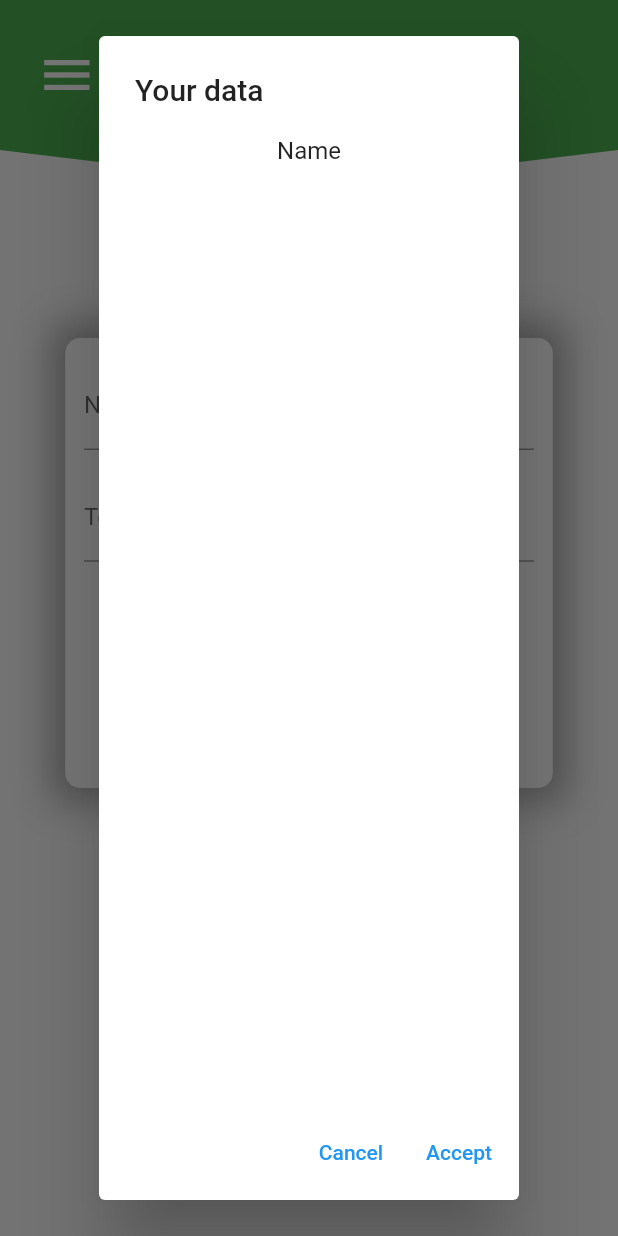
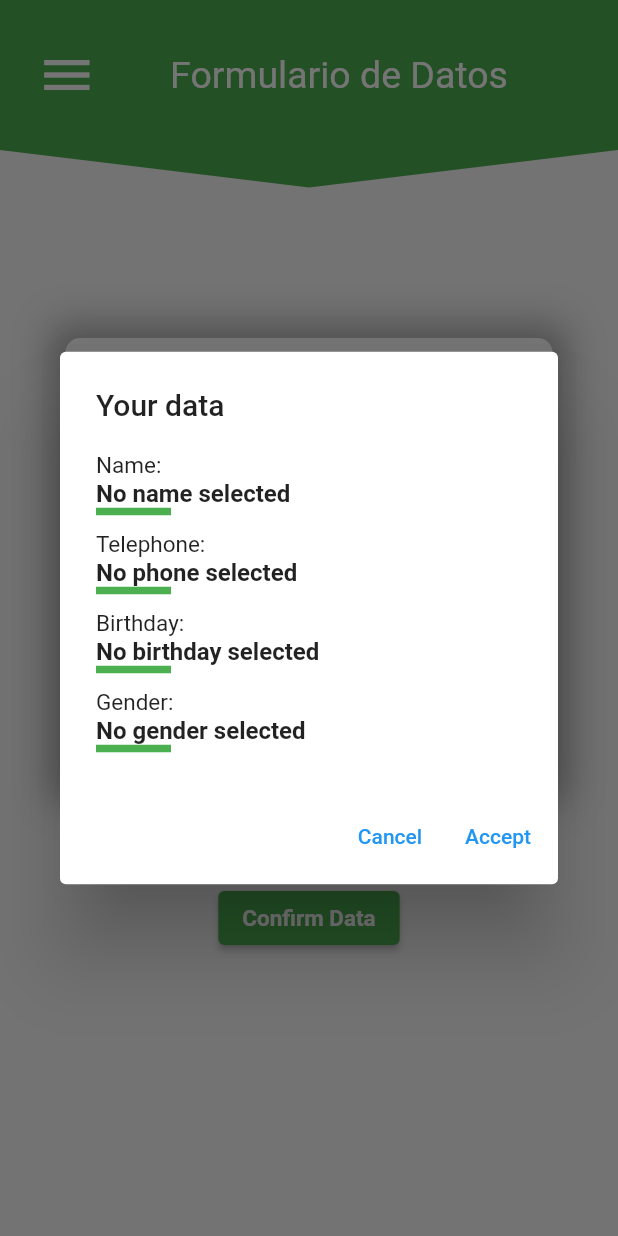
Before and after one commit to Jordieee/Practica5IPC_2022_StatefulLogin, a Flutter app: the screen it shows after launch, after a tap on "Confirm Data", on a phone screen of 412 x 824 dp. Run offline on Flutter 3.47's test engine with Material 2 defaults, Android fonts, the phone set to English and light mode, and no system bars.

Commit message:
Finished AlertDialog

```diff
--- a/lib/card_page.dart
+++ b/lib/card_page.dart
@@ -1,5 +1,6 @@
 import 'package:flutter/material.dart';
 import 'package:ipc_jlincar_p5/form_page.dart';
+import 'package:ipc_jlincar_p5/person_model.dart';
 
 
 
--- a/lib/form_page.dart
+++ b/lib/form_page.dart
@@ -1,6 +1,7 @@
 import 'package:flutter/material.dart';
 import 'package:intl/intl.dart';
 import 'package:ipc_jlincar_p5/card_page.dart';
+import 'package:ipc_jlincar_p5/person_model.dart';
 import 'dart:core';
 
 class FormPage extends StatefulWidget {
@@ -11,29 +12,11 @@ class FormPage extends StatefulWidget {
 }
 
 class _FormPageState extends State<FormPage> {
-  late TextEditingController _controllerName;
-  late TextEditingController _controllerPhone;
-
   DateTime? _day;
-  String? name;
-  String? phone;
-  String? day = "No birthday selected";
-  String? gender = "No gender selected";
-
-  @override
-  void initState() {
-    super.initState();
-    _controllerName = TextEditingController();
-    _controllerPhone = TextEditingController();
-
-  }
-
-  @override
-  void dispose() {
-    _controllerName.dispose();
-    _controllerPhone.dispose();
-    super.dispose();
-  }
+  String name = "No name selected";
+  String phone = "No phone selected";
+  String birthday = "No birthday selected";
+  String gender = "No gender selected";
 
   @override
   Widget build(BuildContext context) {
@@ -52,7 +35,8 @@ class _FormPageState extends State<FormPage> {
           ElevatedButton(
               onPressed: () => showDialog(
                   context: context,
-                  builder: (context) => _createAlert(context)),
+                  builder: (context) =>
+                      _createAlert(context, name, phone, birthday, gender)),
               style: ButtonStyle(
                 backgroundColor: MaterialStateProperty.all(Colors.green),
               ),
@@ -92,10 +76,11 @@ class _FormPageState extends State<FormPage> {
           SizedBox(
             width: 300,
             child: TextField(
-              controller: _controllerName,
               keyboardType: TextInputType.name,
-              onEditingComplete: () {
-                setState(() {});
+              onChanged: (newName) {
+                setState(() {
+                  name = newName;
+                });
               },
               decoration: const InputDecoration(
                   labelText: "Name",
@@ -109,10 +94,11 @@ class _FormPageState extends State<FormPage> {
           SizedBox(
             width: 300,
             child: TextField(
-              controller: _controllerPhone,
               keyboardType: TextInputType.name,
-              onEditingComplete: () {
-                setState(() {});
+              onChanged: (newPhone) {
+                setState(() {
+                  phone = newPhone;
+                });
               },
               decoration: const InputDecoration(
                   labelText: "Telephone",
@@ -146,7 +132,7 @@ class _FormPageState extends State<FormPage> {
                           if (pickedValue != null) {
                             _day = pickedValue;
                             DateFormat dateFormat = DateFormat("dd MMMM yyyy");
-                            day = dateFormat.format(_day!);
+                            birthday = dateFormat.format(_day!);
                             setState(() {});
                           } else {
                             debugPrint("Cancelled :(");
@@ -155,7 +141,7 @@ class _FormPageState extends State<FormPage> {
                       }),
                 ),
                 Text(
-                  day!,
+                  birthday,
                 )
               ],
             ),
@@ -176,7 +162,7 @@ class _FormPageState extends State<FormPage> {
                             groupValue: gender,
                             onChanged: (String? newGender) {
                               setState(() {
-                                gender = newGender;
+                                gender = newGender!;
                               });
                             }),
                       ],
@@ -189,7 +175,7 @@ class _FormPageState extends State<FormPage> {
                             groupValue: gender,
                             onChanged: (String? newGender) {
                               setState(() {
-                                gender = newGender;
+                                gender = newGender!;
                               });
                             }),
                       ],
@@ -202,7 +188,7 @@ class _FormPageState extends State<FormPage> {
                             groupValue: gender,
                             onChanged: (String? newGender) {
                               setState(() {
-                                gender = newGender;
+                                gender = newGender!;
                               });
                             }),
                       ],
@@ -257,10 +243,66 @@ class _FormPageState extends State<FormPage> {
   }
 }
 
-AlertDialog _createAlert(BuildContext context) => AlertDialog(
+AlertDialog _createAlert(BuildContext context, String name, String phone, String birthday, String gender) =>
+    AlertDialog(
       title: const Text("Your data"),
-      content: Column(
-        children: const [Text("Name")],
+      content: SizedBox(
+        width: 300,
+        height: 200,
+        child: Column(crossAxisAlignment: CrossAxisAlignment.start, children: [
+          Column(
+            crossAxisAlignment: CrossAxisAlignment.start,
+            children: [
+              const Text("Name:", style: TextStyle(fontSize: 15)),
+              Text(name, style: const TextStyle(fontWeight: FontWeight.bold)),
+              Container(
+                width: 50,
+                height: 5,
+                color: Colors.green,
+              ),
+            ],
+          ),
+          const Spacer(flex: 1,),
+          Column(
+            crossAxisAlignment: CrossAxisAlignment.start,
+            children: [
+              const Text("Telephone:", style: TextStyle(fontSize: 15)),
+              Text(phone, style: const TextStyle(fontWeight: FontWeight.bold)),
+              Container(
+                width: 50,
+                height: 5,
+                color: Colors.green,
+              ),
+            ],
+          ),
+          const Spacer(flex: 1,),
+          Column(
+            crossAxisAlignment: CrossAxisAlignment.start,
+            children: [
+              const Text("Birthday:", style: TextStyle(fontSize: 15)),
+              Text(birthday, style: const TextStyle(fontWeight: FontWeight.bold)),
+              Container(
+                width: 50,
+                height: 5,
+                color: Colors.green,
+              ),
+            ],
+          ),
+          const Spacer(flex: 1,),
+          Column(
+            crossAxisAlignment: CrossAxisAlignment.start,
+            children: [
+              const Text("Gender:", style: TextStyle(fontSize: 15)),
+              Text(gender, style: const TextStyle(fontWeight: FontWeight.bold)),
+              Container(
+                width: 50,
+                height: 5,
+                color: Colors.green,
+              ),
+            ],
+          ),
+
+        ]),
       ),
       actions: [
         TextButton(
```
